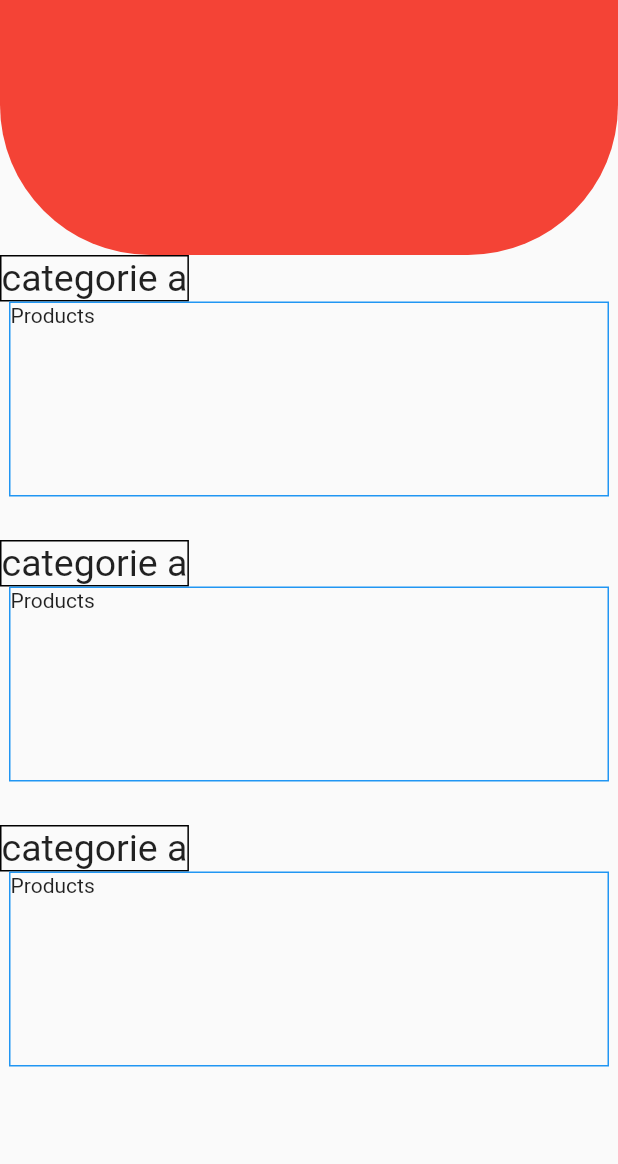
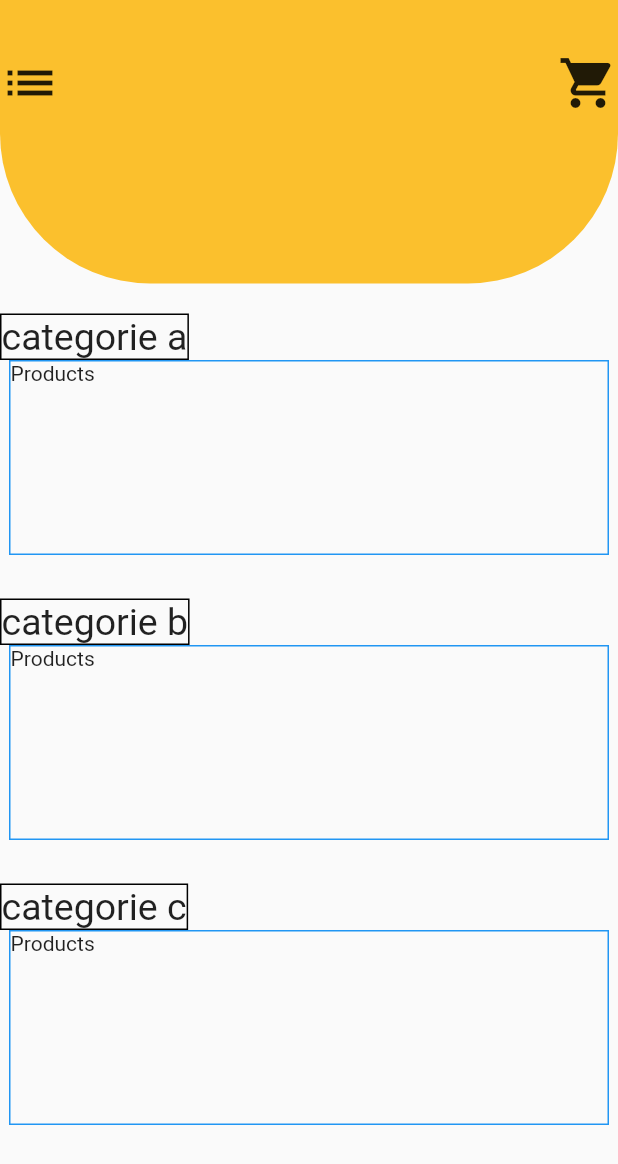
Before and after one commit to padfoot-16/shopApp, a Flutter app: the screen it shows after launch, on a phone screen of 412 x 824 dp. Shown: the top 1164 px of the screen. Run offline on Flutter 3.47's test engine with Material 2 defaults, Android fonts, the phone set to English and light mode, and no system bars.

Commit message:
added shopping cart page and stateful widget

```diff
--- a/lib/HomePage.dart
+++ b/lib/HomePage.dart
@@ -1,41 +1,56 @@
 import 'package:flutter/material.dart';
 
-Widget homepage() {
+import 'Shoppingcart.dart';
+
+
+
+class Homepage extends StatelessWidget{
+  @override
+  Widget build(BuildContext context) {
   return Scaffold(
           body: Column(
         children: [
           Container(
-            height: 170,
+            height: 189,
             decoration: BoxDecoration(
               borderRadius: BorderRadius.only(
                   bottomLeft: Radius.circular(100),
                   bottomRight: Radius.circular(100)),
-              color: Colors.red,
+              color: Colors.yellow[700],
             ),
-          ),
-          Container(
-            height: 170,
-            width: 500,
-              child:Column (
-                mainAxisAlignment: MainAxisAlignment.start,
-                children: [
-                  Row(
-                    mainAxisAlignment: MainAxisAlignment.start,
-                    children: [
-                      Container(
-                        decoration: BoxDecoration(border: Border.all(color:Colors.black)),
-                        child: Text("categorie a",style: TextStyle(fontSize: 25),)
-                        ),
-                    ],
+            child: Column(
+              children: [
+                SizedBox(height:35),
+                Row(
+                  mainAxisAlignment: MainAxisAlignment.spaceBetween,
+                  children:[
+                   Container(
+                      height: 40,
+                      child:Icon(
+                        Icons.list,
+                        size: 40,
+                        )
+                      ),
+
+                  GestureDetector(
+                    onTap: (){
+                      Navigator.push(
+              context,
+              MaterialPageRoute(builder: ( context) => Shopcart()),
+            );
+                    },
+                    child: Container(
+                      height: 40,
+                      child:Icon(
+                        Icons.shopping_cart,
+                        size: 40,
+                        )
+                      ),
                   ),
-                 Container(
-                   height: 130,
-                   width:400,
-                   decoration: BoxDecoration(border: Border.all(color:Colors.blue)),
-                   child:Text("Products")
-                 ),
-                ],
+                  ]
                 ),
+              ],
+            ),
           ),
           SizedBox(
             height: 20,
@@ -78,7 +93,34 @@ Widget homepage() {
                     children: [
                       Container(
                         decoration: BoxDecoration(border: Border.all(color:Colors.black)),
-                        child: Text("categorie a",style: TextStyle(fontSize: 25),)
+                        child: Text("categorie b",style: TextStyle(fontSize: 25),)
+                        ),
+                    ],
+                  ),
+                 Container(
+                   height: 130,
+                   width:400,
+                   decoration: BoxDecoration(border: Border.all(color:Colors.blue)),
+                   child:Text("Products")
+                 ),
+                ],
+                ),
+          ),
+          SizedBox(
+            height: 20,
+          ),
+          Container(
+            height: 170,
+            width: 500,
+              child:Column (
+                mainAxisAlignment: MainAxisAlignment.start,
+                children: [
+                  Row(
+                    mainAxisAlignment: MainAxisAlignment.start,
+                    children: [
+                      Container(
+                        decoration: BoxDecoration(border: Border.all(color:Colors.black)),
+                        child: Text("categorie c",style: TextStyle(fontSize: 25),)
                         ),
                     ],
                   ),
@@ -95,3 +137,4 @@ Widget homepage() {
       ),
     );
 }
+}
--- /dev/null
+++ b/lib/Shoppingcart.dart
@@ -0,0 +1,21 @@
+import 'package:flutter/material.dart';
+
+
+class Shopcart extends StatefulWidget {
+  @override
+  _ShopcartState createState() => _ShopcartState();
+}
+
+class _ShopcartState extends State<Shopcart> {
+   @override
+  Widget build(BuildContext context){
+  return Scaffold(
+    body:Center(child: FloatingActionButton(
+
+      onPressed: () { Navigator.of(context).pop(); },
+      child: Text("raja3"),
+      )
+      ),
+  );
+  }
+}
--- a/lib/main.dart
+++ b/lib/main.dart
@@ -26,6 +26,6 @@ class MyHomePage extends StatefulWidget {
 class _MyHomePageState extends State<MyHomePage> {
   @override
   Widget build(BuildContext context) {
-    return homepage();
+    return Homepage();
   }
 }
```
